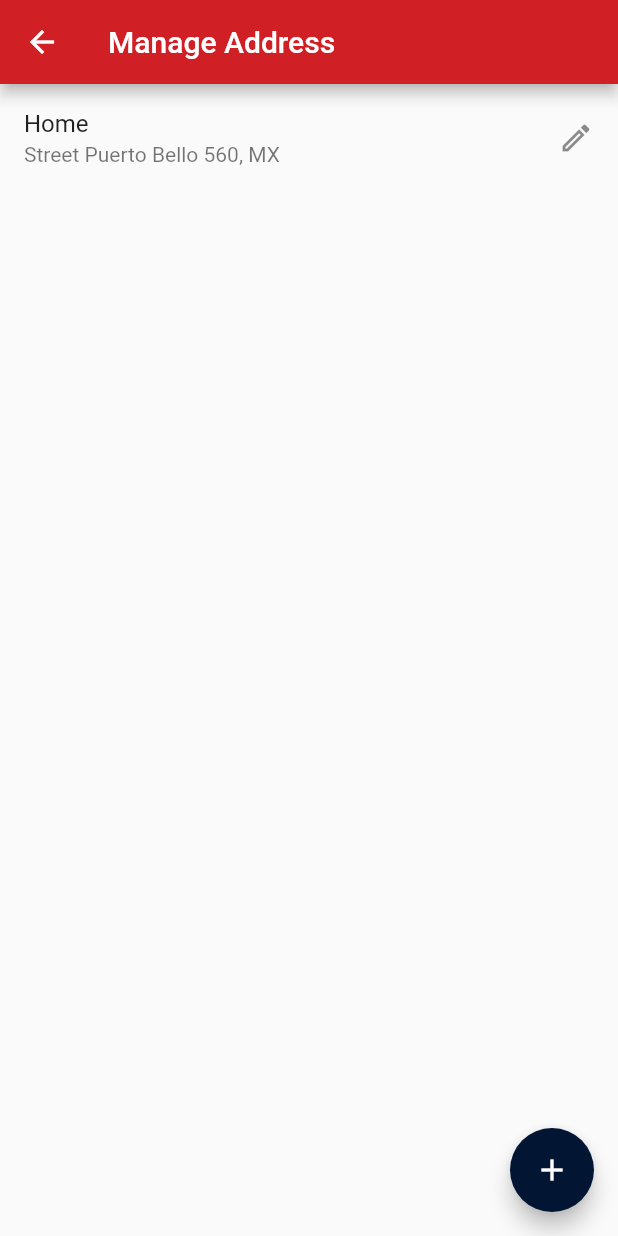
After one commit to KSLuisrh/flutter_ui_app, a Flutter app: the Address screen opened directly, on a phone screen of 412 x 824 dp. The commit adds this screen. Run offline on Flutter 3.47's test engine with Material 2 defaults, Android fonts, the phone set to English and light mode, and no system bars; our stand-ins replace carousel_slider, get.

Commit message:
address page done

```diff
--- /dev/null
+++ b/lib/screens/address.dart
@@ -0,0 +1,29 @@
+import 'package:flutter/material.dart';
+import 'package:get/get.dart';
+import 'package:ui_app/widgets/custom_address.dart';
+import 'package:ui_app/widgets/list_address.dart';
+
+class Address extends StatelessWidget {
+  const Address({Key? key}) : super(key: key);
+
+  @override
+  Widget build(BuildContext context) {
+    return Scaffold(
+      appBar: AppBar(
+        title: Text(
+          'Manage Address',
+          style: TextStyle(color: Colors.white),
+        ),
+        backgroundColor: Color(0xffD02025),
+      ),
+      body: ListAddress(),
+      floatingActionButton: FloatingActionButton(
+        onPressed: () {
+          Get.to(CustomAddress());
+        },
+        child: Icon(Icons.add),
+        backgroundColor: Color(0xff021634),
+      ),
+    );
+  }
+}
--- /dev/null
+++ b/lib/widgets/list_address.dart
@@ -0,0 +1,27 @@
+import 'package:flutter/material.dart';
+import 'package:get/get.dart';
+import 'package:ui_app/widgets/custom_address.dart';
+
+class ListAddress extends StatelessWidget {
+  const ListAddress({Key? key}) : super(key: key);
+
+  @override
+  Widget build(BuildContext context) {
+    return ListView(
+      children: [
+        ListTile(
+          title: Text('Home'),
+          subtitle: Text('Street Puerto Bello 560, MX'),
+          trailing: GestureDetector(
+            child: Icon(Icons.edit_outlined),
+            onTap: () {
+              Get.to(CustomAddress(
+                isEdit: true,
+              ));
+            },
+          ),
+        )
+      ],
+    );
+  }
+}
```
Also changed, not shown: lib/widgets/account_listview.dart (+9 -3 lines), lib/widgets/custom_address.dart (added, +117 -0 lines).
